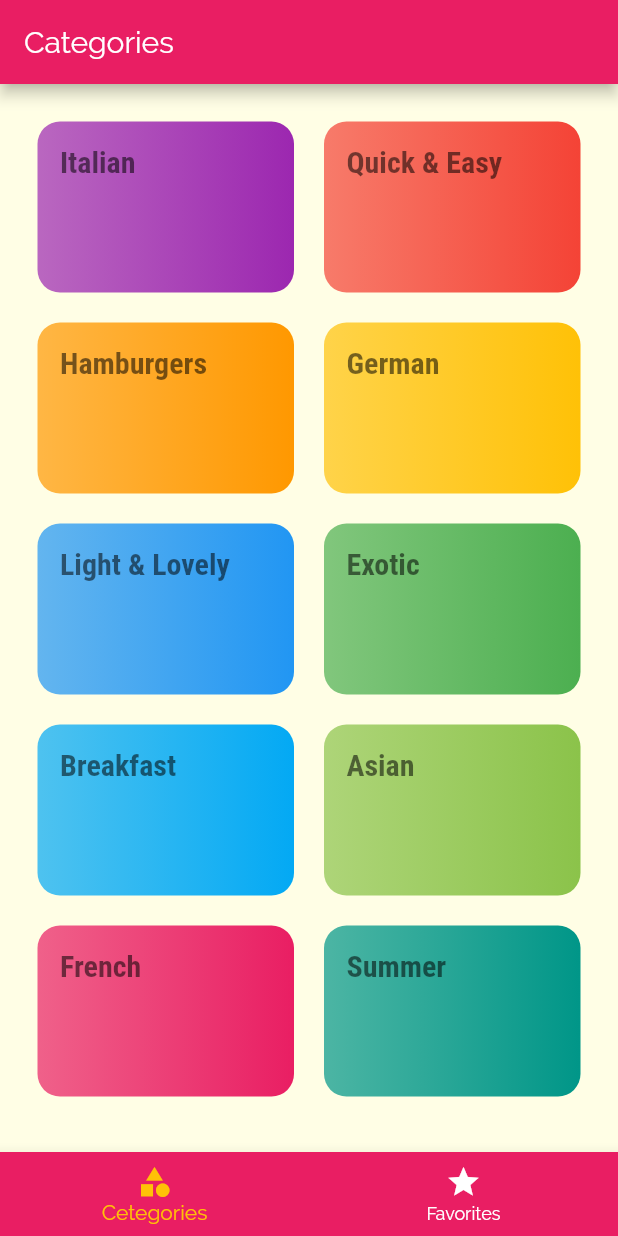
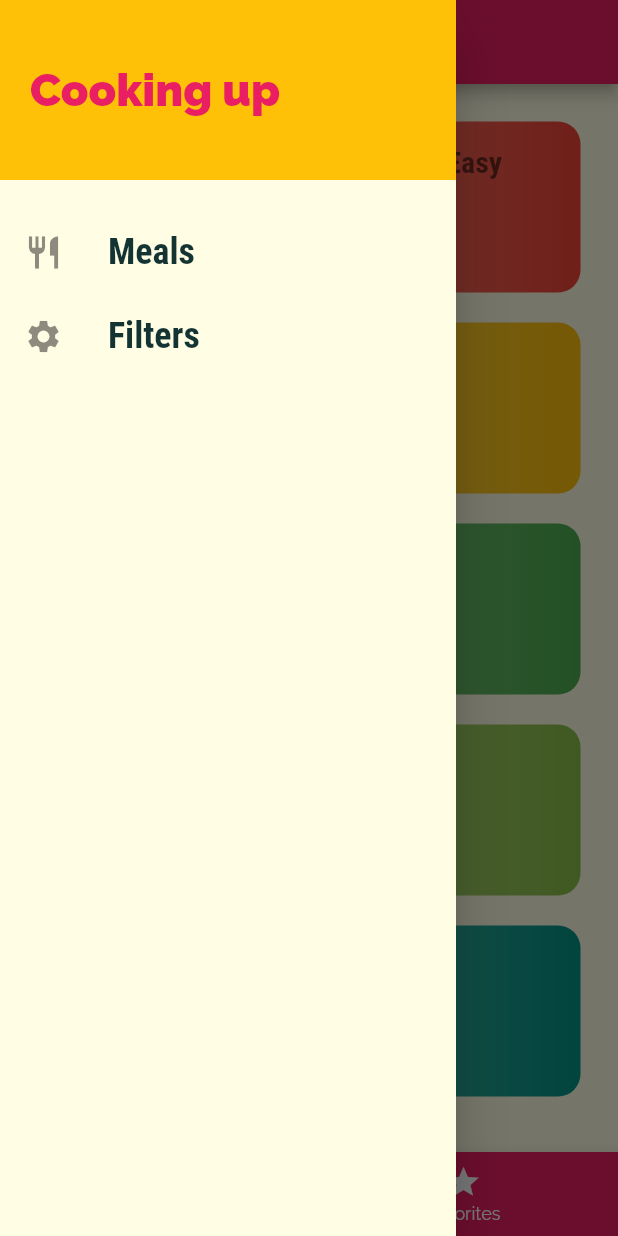
Before and after one commit to arunmopare/flutter-meal-app, a Flutter app: the screen it shows after launch, with the side drawer open (before the commit the screen has no drawer), on a phone screen of 412 x 824 dp. Run offline on Flutter 3.47's test engine with Material 2 defaults, Android fonts, the phone set to English and light mode, and no system bars.

Commit message:
added navigation slider

```diff
--- a/lib/screens/bottom_tab_screen.dart
+++ b/lib/screens/bottom_tab_screen.dart
@@ -1,4 +1,5 @@
 import 'package:flutter/material.dart';
+import '../widgets/main_drawer.dart';
 import '../screens/categories_screen.dart';
 import '../screens/favorite_screen.dart';
 
@@ -36,6 +37,7 @@ class _BottomTabScreenState extends State<BottomTabScreen> {
       appBar: AppBar(
         title: Text(_pages[_selectedPageIndex]['title']),
       ),
+      drawer: MainDrawer(),
       body: _pages[_selectedPageIndex]['page'],
       bottomNavigationBar: BottomNavigationBar(
         onTap: _selectPage,
--- /dev/null
+++ b/lib/widgets/main_drawer.dart
@@ -0,0 +1,46 @@
+import 'package:flutter/material.dart';
+
+class MainDrawer extends StatelessWidget {
+  Widget buildListTile(String title, IconData iconData) {
+    return ListTile(
+      leading: Icon(iconData, size: 26),
+      title: Text(
+        title,
+        style: TextStyle(
+            fontFamily: 'RobotoCondensed',
+            fontSize: 24,
+            fontWeight: FontWeight.bold),
+      ),
+      onTap: () {},
+    );
+  }
+
+  @override
+  Widget build(BuildContext context) {
+    return Container(
+      child: Drawer(
+        child: Column(
+          children: <Widget>[
+            Container(
+              height: 120,
+              width: double.infinity,
+              padding: EdgeInsets.all(20),
+              alignment: Alignment.centerLeft,
+              color: Theme.of(context).accentColor,
+              child: Text(
+                'Cooking up',
+                style: TextStyle(
+                    fontWeight: FontWeight.w900,
+                    fontSize: 30,
+                    color: Theme.of(context).primaryColor),
+              ),
+            ),
+            SizedBox(height: 20),
+            buildListTile('Meals', Icons.restaurant),
+            buildListTile('Filters', Icons.settings)
+          ],
+        ),
+      ),
+    );
+  }
+}
```
